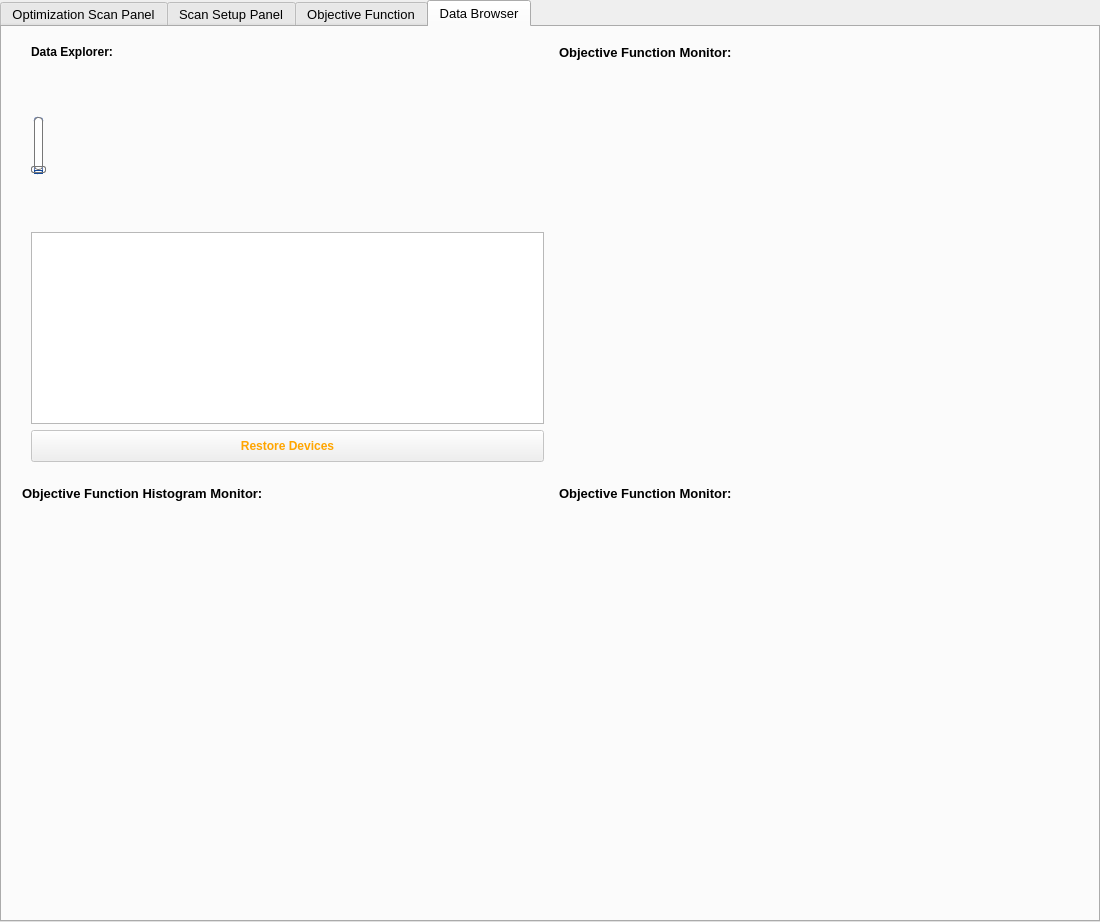
This is UIOcelotInterface_gen.ui in ocelot-collab/optimizer as Qt 5 draws it before an edit. The edited form follows.
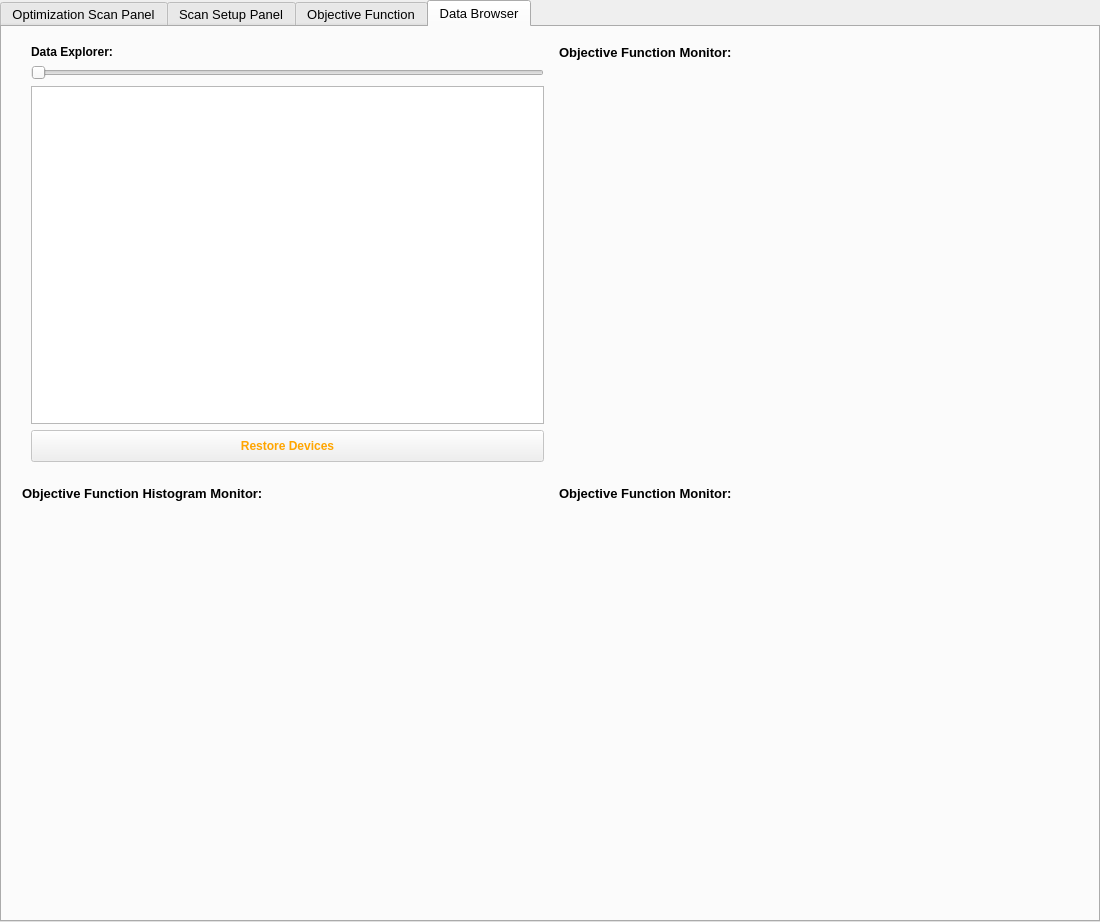
This is the edited form. The open tabs and pages were chosen to show the change. Custom widgets are drawn as their Qt base class.

Commit message: fixed font size and limits issue with alarm devices

What changed in the file:
```diff
--- a/UIOcelotInterface_gen.ui
+++ b/UIOcelotInterface_gen.ui
@@ -1985,93 +1985,8 @@
             </item>
             <item>
              <widget class="QSlider" name="browser_data_slider">
-              <property name="maximumSize">
-               <size>
-                <width>16777215</width>
-                <height>16777215</height>
-               </size>
-              </property>
-              <property name="toolTip">
-               <string>Use this to navigate the data points</string>
-              </property>
-              <property name="styleSheet">
-               <string notr="true">QSlider::groove:horizontal{
-border: 1px solid #637EB8;
-background: white;
-height: 7px;
-border-radius: 3px;
-}
-QSlider::sub-page:horizontal {
-background: qlineargradient(x1: 0, y1: 0, x2: 0, y2: 1,
-stop: 0 #ABC7EC, stop: 1 #154A98);
-border: 1px solid #777;
-height: 10px;
-border-radius: 4px;
-}
-QSlider::add-page:horizontal {
-background: #fff;
-border: 1px solid #154A98;
-height: 10px;
-border-radius: 4px;
-}
-QSlider::handle:horizontal{
-background: qlineargradient(x1:0, y1:0, x2:1, y2:1,
-stop:0 #fff, stop:1 #b3b4b6);
-border: 1px solid #777;
-width: 10px;
-margin-top: -4px;
-margin-bottom: -4px;
-border-radius: 2px;
-}
-
-/*Verticales*/
-QSlider::groove:vertical{
-border: 1px solid #637EB8;
-background: white;
-width:7px;
-height: 55px;
-border-radius: 3px;
-}
-QSlider::add-page:vertical {
-background: qlineargradient(x1: 0, y1: 0, x2: 0, y2: 1,
-stop: 0 #ABC7EC, stop: 1 #154A98);
-border: 1px solid #154A98;
-width: 10px;
-border-radius: 4px;
-}
-QSlider::sub-page:vertical {
-background: #fff;
-border: 1px solid #777;
-width: 7px;
-border-radius: 4px;
-}
-QSlider::handle:vertical{
-background: qlineargradient(x1:0, y1:0, x2:1, y2:1,
-stop:0 #fff, stop:1 #ABC7EC);
-border: 1px solid #777;
-height: 5px;
-margin-left: -4px;
-margin-right: -4px;
-border-radius: 2px;
-}
-/*Horizontales y Verticales*/
-QSlider::handle:horizontal:hover,
-QSlider::handle:vertical:hover{
-border: 1px solid #154A98;
-border-radius: 3px;
-}</string>
-              </property>
-              <property name="maximum">
-               <number>10</number>
-              </property>
-              <property name="pageStep">
-               <number>10</number>
-              </property>
-              <property name="tickPosition">
-               <enum>QSlider::NoTicks</enum>
-              </property>
-              <property name="tickInterval">
-               <number>1</number>
+              <property name="orientation">
+               <enum>Qt::Horizontal</enum>
               </property>
              </widget>
             </item>
```
Left out of the diff: 14 changed lines with no effect on the pictures. The commit also changes 1 other file.
